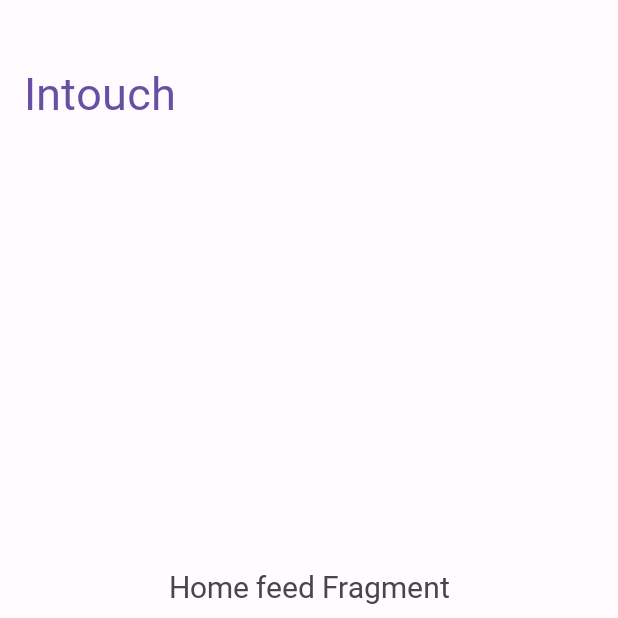
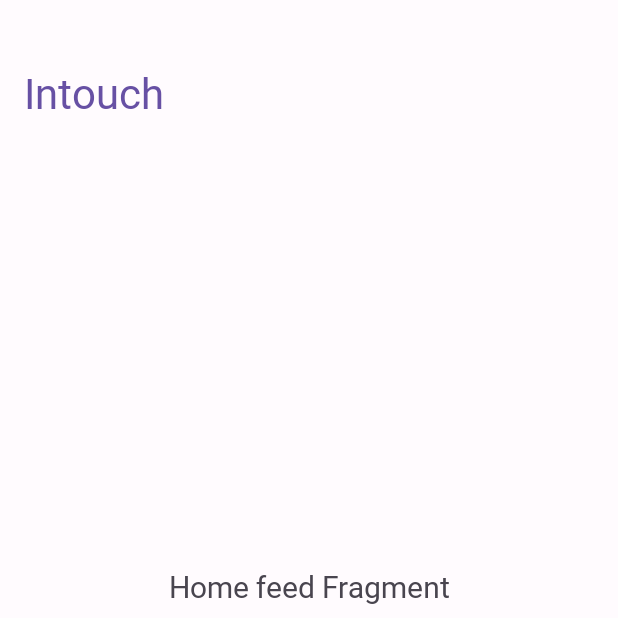
Before and after one commit to toyemryan/Intouch, an Android app: the screen it shows after launch (MainActivity), on a phone screen of 412 x 824 dp, the top half of it. Run offline under Robolectric (Android 15) with nearby library versions, the light colour scheme and no system bars; our stand-ins replace navigation-ui.

Commit message:
Aggioranto tema

```diff
--- a/app/src/main/res/values/themes.xml
+++ b/app/src/main/res/values/themes.xml
@@ -1,4 +1,5 @@
 <resources xmlns:tools="http://schemas.android.com/tools">
+
     <style name="Intouch.Base.Theme.Material3" parent="Theme.Material3.DayNight.NoActionBar">
         <!-- Font family -->
         <item name="fontFamily">@font/googlesans</item>
@@ -53,6 +54,6 @@
         <item name="fontFamily">@font/righteous</item>
         <item name="android:fontFamily">@font/righteous</item>
         <item name="android:textColor">?attr/colorPrimary</item>
-        <item name="android:textSize">30dp</item>
+        <item name="android:textSize">28dp</item>
     </style>
 </resources>
```
